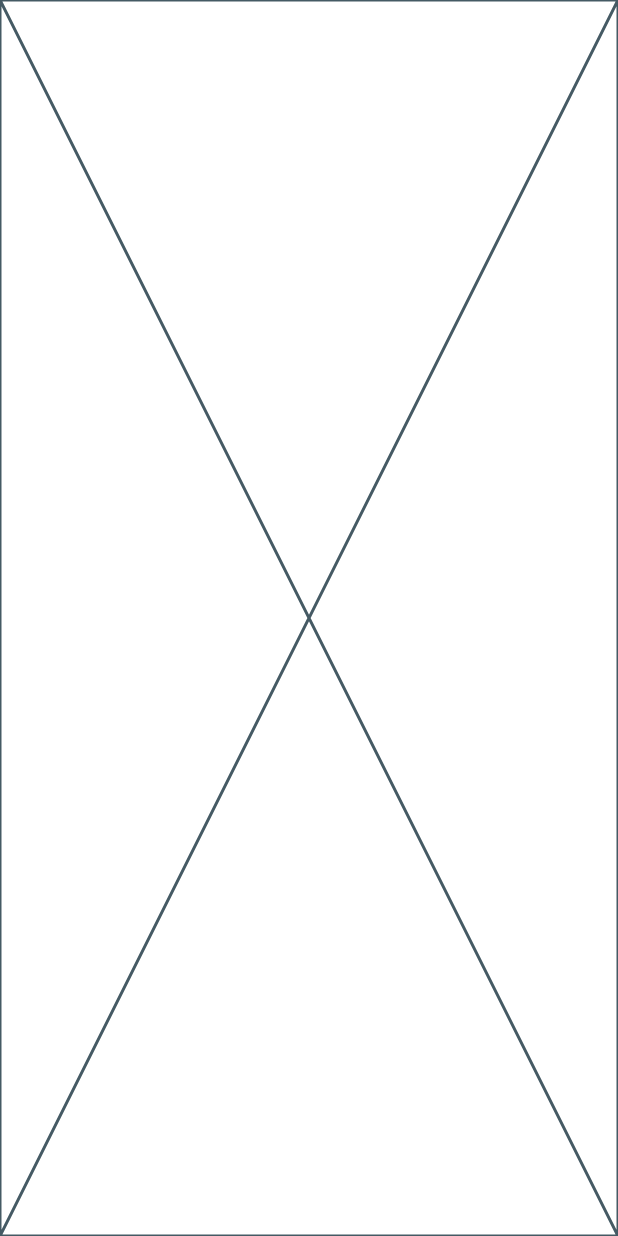
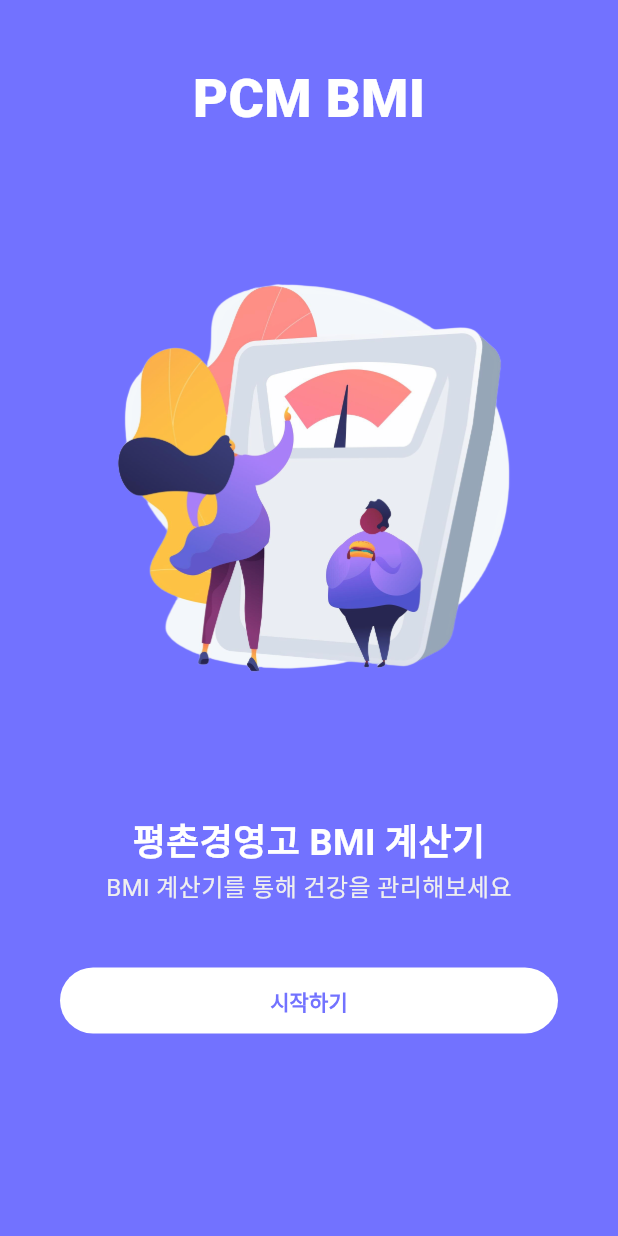
Before and after one commit to kisa002/pcm_mbi, a Flutter app: the screen it shows after launch, on a phone screen of 412 x 824 dp. Run offline on Flutter 3.47's test engine with Material 3 defaults, Android fonts, the phone set to English and light mode, and no system bars; Roboto replaces fonts that are missing (Pretendard); project files that could hold a hidden picture were left out.

Commit message:
feat: onboarding screen

```diff
--- a/lib/main.dart
+++ b/lib/main.dart
@@ -18,7 +18,7 @@ class MyApp extends StatelessWidget {
         colorScheme: ColorScheme.fromSeed(seedColor: AppColors.primary),
         useMaterial3: true,
       ),
-      home: Placeholder(),
+      home: OnboardingScreen(),
       debugShowCheckedModeBanner: false,
     );
   }
--- /dev/null
+++ b/lib/presentation/screens/onboarding/onboarding_screen.dart
@@ -0,0 +1,71 @@
+import 'package:flutter/material.dart';
+import 'package:pcm_bmi/presentation/theme/app_colors.dart';
+
+class OnboardingScreen extends StatelessWidget {
+  const OnboardingScreen({super.key});
+
+  @override
+  Widget build(BuildContext context) {
+    return Material(
+      color: AppColors.primary,
+      child: SafeArea(
+        child: Column(
+          crossAxisAlignment: CrossAxisAlignment.center,
+          children: [
+            const SizedBox(height: 40),
+            Text(
+              "PCM BMI",
+              style: TextStyle(
+                color: AppColors.white,
+                fontSize: 36,
+                fontWeight: FontWeight.w900,
+              ),
+            ),
+            Padding(
+              padding: EdgeInsets.symmetric(horizontal: 40, vertical: 60),
+              child: Image.asset('assets/images/onboarding_illustration.png'),
+            ),
+            Text(
+              "평촌경영고 BMI 계산기",
+              style: TextStyle(
+                color: AppColors.white,
+                fontSize: 24,
+                fontWeight: FontWeight.w700,
+              ),
+            ),
+            Text(
+              "BMI 계산기를 통해 건강을 관리해보세요",
+              style: TextStyle(
+                color: AppColors.grey,
+                fontSize: 16,
+              ),
+            ),
+            SizedBox(height: 40),
+            SizedBox(
+              width: double.infinity,
+              child: Padding(
+                padding: EdgeInsets.symmetric(horizontal: 40),
+                child: FilledButton(
+                  onPressed: () {
+                    // TODO: Navigate to the bmi screen
+                  },
+                  style: FilledButton.styleFrom(
+                    backgroundColor: AppColors.white,
+                    foregroundColor: AppColors.primary,
+                  ),
+                  child: Padding(
+                    padding: const EdgeInsets.all(12),
+                    child: Text(
+                      '시작하기',
+                      style: TextStyle(fontWeight: FontWeight.w700),
+                    ),
+                  ),
+                ),
+              ),
+            ),
+          ],
+        ),
+      ),
+    );
+  }
+}
```
